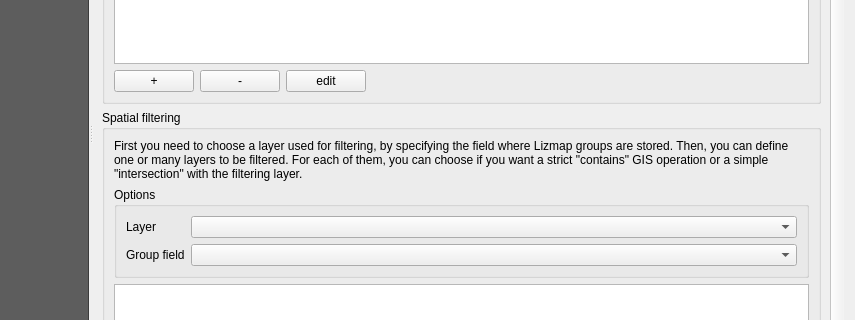
Old version of the form lizmap/resources/ui/ui_lizmap.ui in the repository 3liz/lizmap-plugin; both pictures show x 178 to 1033 and y 231 to 551 of the 1033 by 756 pixel window.
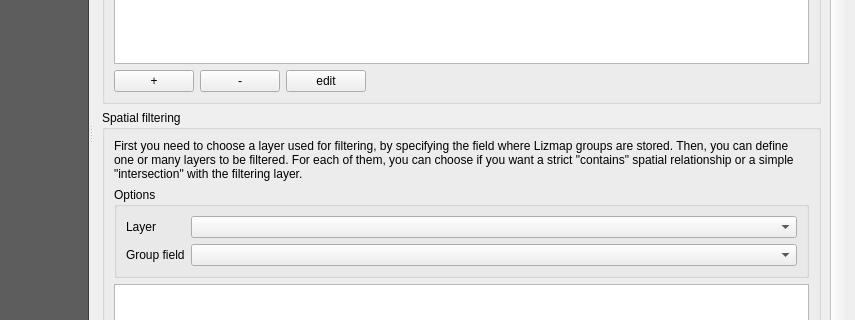
New version of the form. The open tabs and pages were chosen to show the change. Custom widgets are drawn as their Qt base class.

Commit message: Update UX about strings

```diff
--- a/lizmap/resources/ui/ui_lizmap.ui
+++ b/lizmap/resources/ui/ui_lizmap.ui
@@ -3205,7 +3205,7 @@
                   <item>
                    <widget class="QLabel" name="label_filter_polygon">
                     <property name="text">
-                     <string>First you need to choose a layer used for filtering, by specifying the field where Lizmap groups are stored. Then, you can define one or many layers to be filtered. For each of them, you can choose if you want a strict &quot;contains&quot; GIS operation or a simple &quot;intersection&quot; with the filtering layer.</string>
+                     <string>First you need to choose a layer used for filtering, by specifying the field where Lizmap groups are stored. Then, you can define one or many layers to be filtered. For each of them, you can choose if you want a strict &quot;contains&quot; spatial relationship or a simple &quot;intersection&quot; with the filtering layer.</string>
                     </property>
                     <property name="wordWrap">
                      <bool>true</bool>
```
The commit also changes 1 other file.
